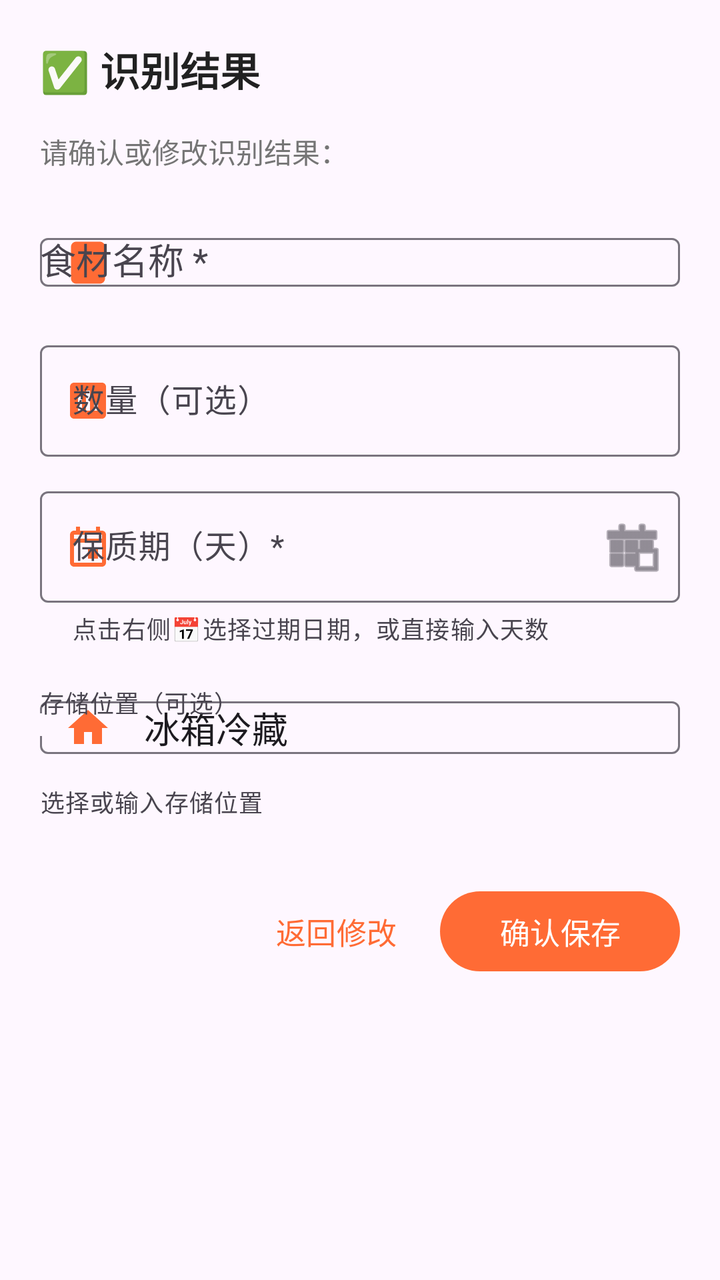
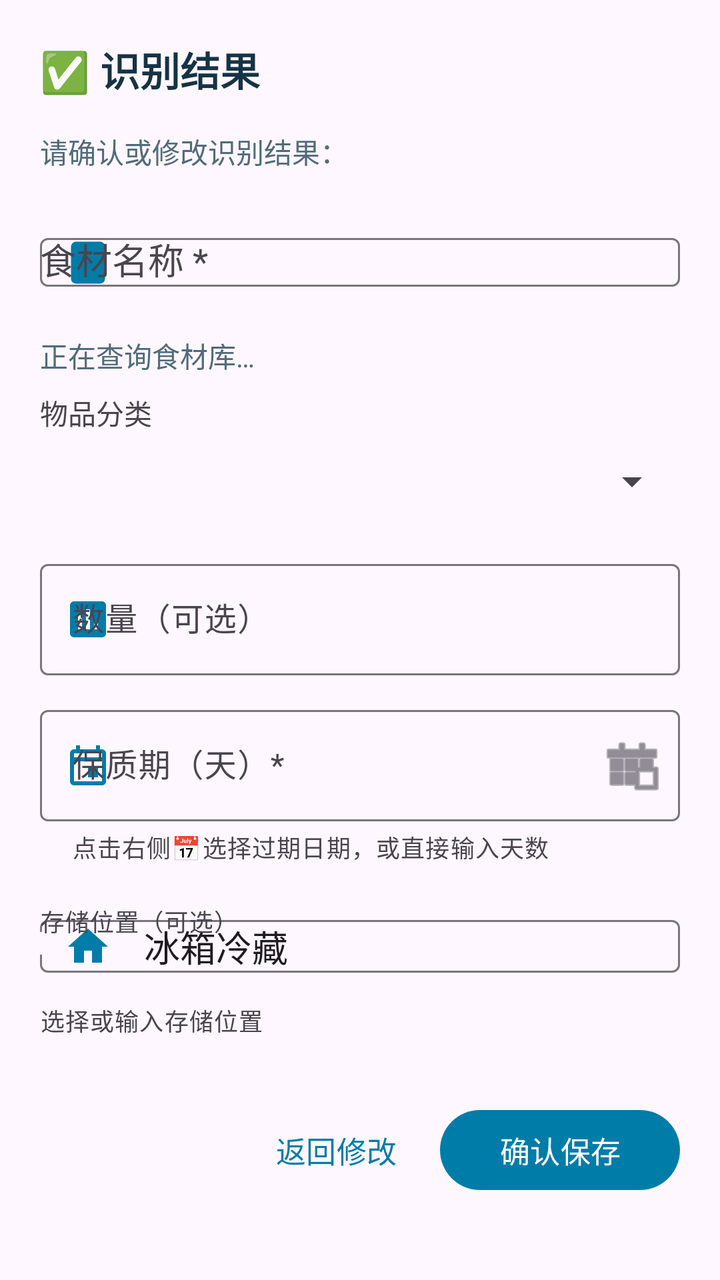

An Android layout rendered at two revisions. The XML below is the earlier revision; the diff shows what the commit changed to produce the second picture.
<!-- AndroidManifest.xml: application theme Theme.FamilyRecipes -->
<!-- res/layout/dialog_edit_parse_result.xml -->
<?xml version="1.0" encoding="utf-8"?>
<LinearLayout xmlns:android="http://schemas.android.com/apk/res/android"
    xmlns:app="http://schemas.android.com/apk/res-auto"
    android:layout_width="match_parent"
    android:layout_height="wrap_content"
    android:orientation="vertical"
    android:padding="20dp">

    <TextView
        android:layout_width="wrap_content"
        android:layout_height="wrap_content"
        android:text="✅ 识别结果"
        android:textSize="20sp"
        android:textStyle="bold"
        android:textColor="@color/text_primary"
        android:layout_marginBottom="16dp" />

    <TextView
        android:layout_width="wrap_content"
        android:layout_height="wrap_content"
        android:text="请确认或修改识别结果："
        android:textSize="14sp"
        android:textColor="@color/text_secondary"
        android:layout_marginBottom="16dp" />

    
    <com.google.android.material.textfield.TextInputLayout
        android:layout_width="match_parent"
        android:layout_height="wrap_content"
        android:layout_marginBottom="12dp"
        android:hint="食材名称 *"
        app:boxBackgroundMode="outline"
        app:startIconDrawable="@drawable/ic_food"
        app:startIconTint="@color/primary">

        <com.google.android.material.textfield.MaterialAutoCompleteTextView
            android:id="@+id/et_ingredient_name"
            android:layout_width="match_parent"
            android:layout_height="wrap_content"
            android:inputType="text"
            android:maxLines="1"
            android:maxLength="50"
            android:completionThreshold="1"
            android:dropDownHeight="250dp" />
    </com.google.android.material.textfield.TextInputLayout>

    
    <com.google.android.material.textfield.TextInputLayout
        android:layout_width="match_parent"
        android:layout_height="wrap_content"
        android:layout_marginBottom="12dp"
        android:hint="数量（可选）"
        app:boxBackgroundMode="outline"
        app:startIconDrawable="@drawable/ic_numbers"
        app:startIconTint="@color/primary">

        <com.google.android.material.textfield.TextInputEditText
            android:id="@+id/et_amount"
            android:layout_width="match_parent"
            android:layout_height="wrap_content"
            android:inputType="text"
            android:maxLines="1"
            android:maxLength="20" />
    </com.google.android.material.textfield.TextInputLayout>

    
    <com.google.android.material.textfield.TextInputLayout
        android:id="@+id/til_expiry_days"
        android:layout_width="match_parent"
        android:layout_height="wrap_content"
        android:layout_marginBottom="12dp"
        android:hint="保质期（天）*"
        app:boxBackgroundMode="outline"
        app:startIconDrawable="@drawable/ic_calendar"
        app:startIconTint="@color/primary"
        app:endIconMode="custom"
        app:endIconDrawable="@android:drawable/ic_menu_today"
        app:endIconContentDescription="选择过期日期"
        app:helperText="点击右侧📅选择过期日期，或直接输入天数">

        <com.google.android.material.textfield.TextInputEditText
            android:id="@+id/et_expiry_days"
            android:layout_width="match_parent"
            android:layout_height="wrap_content"
            android:inputType="number"
            android:maxLines="1"
            android:maxLength="5" />
    </com.google.android.material.textfield.TextInputLayout>
    
    
    <com.google.android.material.textfield.TextInputLayout
        android:layout_width="match_parent"
        android:layout_height="wrap_content"
        android:layout_marginBottom="12dp"
        android:hint="存储位置（可选）"
        app:boxBackgroundMode="outline"
        app:startIconDrawable="@drawable/ic_storage"
        app:startIconTint="@color/primary"
        app:helperText="选择或输入存储位置">

        <com.google.android.material.textfield.MaterialAutoCompleteTextView
            android:id="@+id/et_storage_location"
            android:layout_width="match_parent"
            android:layout_height="wrap_content"
            android:inputType="text"
            android:maxLines="1"
            android:maxLength="20"
            android:text="冰箱冷藏"
            android:completionThreshold="1"
            android:dropDownHeight="200dp" />
    </com.google.android.material.textfield.TextInputLayout>

    
    <LinearLayout
        android:id="@+id/warning_container"
        android:layout_width="match_parent"
        android:layout_height="wrap_content"
        android:orientation="horizontal"
        android:background="@drawable/warning_background"
        android:padding="12dp"
        android:layout_marginTop="4dp"
        android:visibility="gone">

        <TextView
            android:layout_width="wrap_content"
            android:layout_height="wrap_content"
            android:text="⚠️"
            android:textSize="16sp"
            android:layout_marginEnd="8dp" />

        <TextView
            android:id="@+id/tv_warning"
            android:layout_width="0dp"
            android:layout_height="wrap_content"
            android:layout_weight="1"
            android:text="保质期较短，请尽快食用！"
            android:textSize="13sp"
            android:textColor="@color/warning" />
    </LinearLayout>

    
    <LinearLayout
        android:layout_width="match_parent"
        android:layout_height="wrap_content"
        android:orientation="horizontal"
        android:layout_marginTop="20dp"
        android:gravity="end">

        <com.google.android.material.button.MaterialButton
            android:id="@+id/btn_cancel"
            android:layout_width="wrap_content"
            android:layout_height="wrap_content"
            android:text="返回修改"
            android:textSize="15sp"
            android:layout_marginEnd="8dp"
            style="@style/Widget.Material3.Button.TextButton" />

        <com.google.android.material.button.MaterialButton
            android:id="@+id/btn_save"
            android:layout_width="wrap_content"
            android:layout_height="wrap_content"
            android:text="确认保存"
            android:textSize="15sp"
            android:minWidth="120dp" />
    </LinearLayout>

</LinearLayout>
<!-- resources referenced by this layout -->
<resources>
  <color name="primary">#FFFF6B35</color>
  <color name="text_primary">#FF212121</color>
  <color name="text_secondary">#FF757575</color>
  <color name="warning">#FFFF9800</color>
  <!-- drawable ic_calendar (drawable) -->
  <?xml version="1.0" encoding="utf-8"?>
  <vector xmlns:android="http://schemas.android.com/apk/res/android"
      android:width="24dp"
      android:height="24dp"
      android:viewportWidth="24"
      android:viewportHeight="24">
      <path
          android:fillColor="#FF000000"
          android:pathData="M19,4h-1V2h-2v2H8V2H6v2H5C3.89,4 3.01,4.9 3.01,6L3,20c0,1.1 0.89,2 2,2h14c1.1,0 2,-0.9 2,-2V6C21,4.9 20.1,4 19,4zM19,20H5V10h14V20zM19,8H5V6h14V8zM12,13h5v5h-5z"/>
  </vector>
  <!-- drawable ic_food (drawable) -->
  <vector xmlns:android="http://schemas.android.com/apk/res/android"
      android:width="24dp"
      android:height="24dp"
      android:viewportWidth="24"
      android:viewportHeight="24">
      
      
      <path
          android:fillColor="#FF4CAF50"
          android:pathData="M6,2 L18,2 C19.1,2 20,2.9 20,4 L20,20 C20,21.1 19.1,22 18,22 L6,22 C4.9,22 4,21.1 4,20 L4,4 C4,2.9 4.9,2 6,2 Z"/>
      
      
      <path
          android:fillColor="#FF66BB6A"
          android:pathData="M6,4 L18,4 L18,9.5 L6,9.5 Z"/>
      
      
      <path
          android:fillColor="#FF81C784"
          android:pathData="M6,9.5 L18,9.5 L18,20 L6,20 Z"/>
      
      
      <path
          android:strokeColor="#FF2E7D32"
          android:strokeWidth="2"
          android:pathData="M4,9.5 L20,9.5"/>
      
      
      <path
          android:strokeColor="#FF388E3C"
          android:strokeWidth="1"
          android:fillColor="@android:color/transparent"
          android:pathData="M6,2 L18,2 C19.1,2 20,2.9 20,4 L20,20 C20,21.1 19.1,22 18,22 L6,22 C4.9,22 4,21.1 4,20 L4,4 C4,2.9 4.9,2 6,2 Z"/>
      
      
      <path
          android:fillColor="#FF2E7D32"
          android:pathData="M7,6 L9,6 L9,7.5 L7,7.5 Z"/>
      
      
      <path
          android:fillColor="#FF2E7D32"
          android:pathData="M7,13 L9,13 L9,14.5 L7,14.5 Z"/>
  </vector>
  <!-- drawable ic_numbers (drawable) -->
  <?xml version="1.0" encoding="utf-8"?>
  <vector xmlns:android="http://schemas.android.com/apk/res/android"
      android:width="24dp"
      android:height="24dp"
      android:viewportWidth="24"
      android:viewportHeight="24">
      <path
          android:fillColor="#FF000000"
          android:pathData="M19,3H5C3.9,3 3,3.9 3,5v14c0,1.1 0.9,2 2,2h14c1.1,0 2,-0.9 2,-2V5C21,3.9 20.1,3 19,3zM9,17H7v-7h2V17zM13,17h-2V7h2V17zM17,17h-2v-4h2V17z"/>
  </vector>
  <!-- drawable ic_storage (drawable) -->
  <?xml version="1.0" encoding="utf-8"?>
  <vector xmlns:android="http://schemas.android.com/apk/res/android"
      android:width="24dp"
      android:height="24dp"
      android:viewportWidth="24"
      android:viewportHeight="24">
      <path
          android:fillColor="#FF000000"
          android:pathData="M10,20v-6h4v6h5v-8h3L12,3 2,12h3v8z"/>
  </vector>
  <!-- drawable warning_background (drawable) -->
  <?xml version="1.0" encoding="utf-8"?>
  <shape xmlns:android="http://schemas.android.com/apk/res/android"
      android:shape="rectangle">
      <solid android:color="#FFF3E0" />
      <corners android:radius="8dp" />
      <stroke
          android:width="1dp"
          android:color="#FFB74D" />
  </shape>
  <style name="Theme.FamilyRecipes" parent="Base.Theme.FamilyRecipes" />
  <style name="Base.Theme.FamilyRecipes" parent="Theme.Material3.DayNight.NoActionBar">
          <item name="colorPrimary">@color/primary</item>
          <item name="colorPrimaryDark">@color/primary_dark</item>
          <item name="colorAccent">@color/accent</item>
          <item name="android:statusBarColor">@color/primary</item>
          <item name="android:navigationBarColor">@color/white</item>
      </style>
  <color name="primary_dark">#FFE55C2E</color>
  <color name="accent">#FFFFB84D</color>
  <color name="white">#FFFFFFFF</color>
</resources>

<!-- the commit's change to res/layout/dialog_edit_parse_result.xml (unified diff, before → after) -->
@@ -1,10 +1,10 @@
 <?xml version="1.0" encoding="utf-8"?>
-<LinearLayout xmlns:android="http://schemas.android.com/apk/res/android"
+<ScrollView xmlns:android="http://schemas.android.com/apk/res/android"
     xmlns:app="http://schemas.android.com/apk/res-auto"
     android:layout_width="match_parent"
     android:layout_height="wrap_content"
-    android:orientation="vertical"
-    android:padding="20dp">
+    android:fillViewport="true">
+    <LinearLayout android:layout_width="match_parent" android:layout_height="wrap_content" android:orientation="vertical" android:padding="20dp">
 
     <TextView
         android:layout_width="wrap_content"
@@ -43,6 +43,24 @@
             android:completionThreshold="1"
             android:dropDownHeight="250dp" />
     </com.google.android.material.textfield.TextInputLayout>
+
+    <TextView
+        android:id="@+id/tv_ingredient_match"
+        android:layout_width="match_parent"
+        android:layout_height="wrap_content"
+        android:text="正在查询食材库…"
+        android:textColor="@color/text_secondary"
+        android:layout_marginBottom="8dp" />
+    <TextView
+        android:layout_width="match_parent"
+        android:layout_height="wrap_content"
+        android:text="物品分类" />
+    <Spinner
+        android:id="@+id/spinner_category"
+        android:layout_width="match_parent"
+        android:layout_height="48dp"
+        android:layout_marginBottom="12dp"
+        android:contentDescription="物品分类" />
 
     
     <com.google.android.material.textfield.TextInputLayout
@@ -165,3 +183,4 @@
     </LinearLayout>
 
 </LinearLayout>
+</ScrollView>
<!-- resource entries referenced after the edit -->
@@ -1,8 +1,8 @@
 <!-- resources referenced by this layout -->
 <resources>
-  <color name="primary">#FFFF6B35</color>
-  <color name="text_primary">#FF212121</color>
-  <color name="text_secondary">#FF757575</color>
+  <color name="primary">#007CA9</color>
+  <color name="text_primary">#153344</color>
+  <color name="text_secondary">#516B7B</color>
   <color name="warning">#FFFF9800</color>
   <!-- drawable ic_calendar (drawable) -->
   <?xml version="1.0" encoding="utf-8"?>
@@ -100,8 +100,8 @@
           <item name="android:statusBarColor">@color/primary</item>
           <item name="android:navigationBarColor">@color/white</item>
       </style>
-  <color name="primary_dark">#FFE55C2E</color>
-  <color name="accent">#FFFFB84D</color>
+  <color name="primary_dark">#006182</color>
+  <color name="accent">#007CA9</color>
   <color name="white">#FFFFFFFF</color>
 </resources>
 
